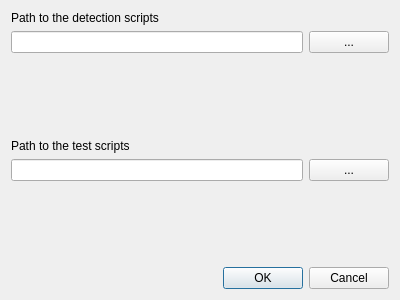
First picture: the form in src/pathsettingswindow.ui, repository Crystal-Photonics/crystalTestFrameworkApp, before the edit.
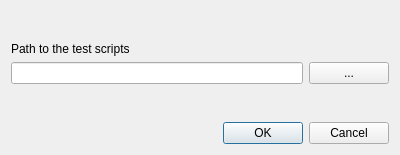
Second picture: the form after the edit.

Diff of the .ui file:
```diff
--- a/src/pathsettingswindow.ui
+++ b/src/pathsettingswindow.ui
@@ -7,42 +7,13 @@
     <x>0</x>
     <y>0</y>
     <width>400</width>
-    <height>300</height>
+    <height>155</height>
    </rect>
   </property>
   <property name="windowTitle">
    <string>Path Settings</string>
   </property>
   <layout class="QVBoxLayout" name="verticalLayout_3">
-   <item>
-    <layout class="QVBoxLayout" name="verticalLayout">
-     <item>
-      <widget class="QLabel" name="label">
-       <property name="text">
-        <string>Path to the detection scripts</string>
-       </property>
-      </widget>
-     </item>
-     <item>
-      <layout class="QHBoxLayout" name="horizontalLayout">
-       <item>
-        <widget class="QLineEdit" name="detection_script_path_text">
-         <property name="text">
-          <string/>
-         </property>
-        </widget>
-       </item>
-       <item>
-        <widget class="QPushButton" name="detection_script_path_selector">
-         <property name="text">
-          <string>...</string>
-         </property>
-        </widget>
-       </item>
-      </layout>
-     </item>
-    </layout>
-   </item>
    <item>
     <spacer name="verticalSpacer_2">
      <property name="orientation">
```
